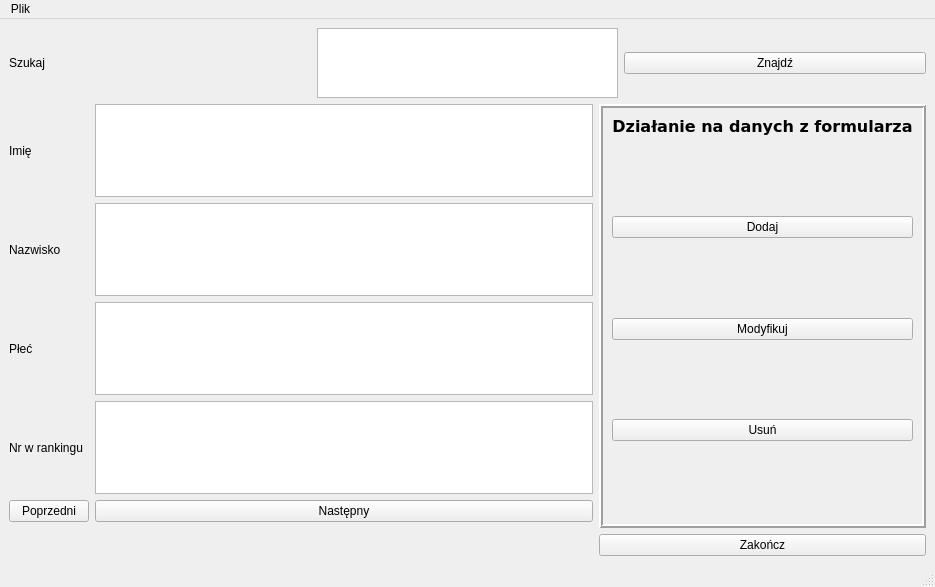
Qt form src/ui/windowPlayers.ui (messer440/obslugaTurnieji) before a commit.
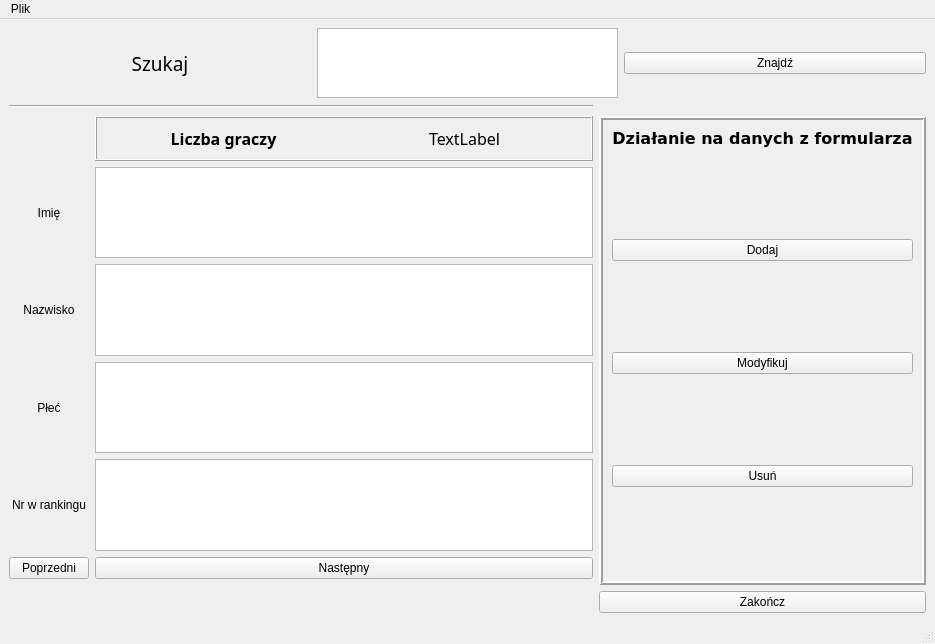
The same form after that commit.

Diff of the .ui file:
```diff
--- a/src/ui/windowPlayers.ui
+++ b/src/ui/windowPlayers.ui
@@ -7,7 +7,7 @@
     <x>0</x>
     <y>0</y>
     <width>935</width>
-    <height>587</height>
+    <height>644</height>
    </rect>
   </property>
   <property name="windowTitle">
@@ -15,13 +15,32 @@
   </property>
   <widget class="QWidget" name="centralwidget">
    <layout class="QGridLayout" name="gridLayout_2">
+    <item row="6" column="1">
+     <widget class="QPushButton" name="buttonZakoncz">
+      <property name="text">
+       <string>Zakończ</string>
+      </property>
+     </widget>
+    </item>
     <item row="0" column="0" colspan="2">
      <layout class="QHBoxLayout" name="horizontalLayout_3">
+      <property name="sizeConstraint">
+       <enum>QLayout::SetMaximumSize</enum>
+      </property>
       <item>
        <widget class="QLabel" name="label">
+        <property name="font">
+         <font>
+          <family>Droid Sans Mono</family>
+          <pointsize>14</pointsize>
+         </font>
+        </property>
         <property name="text">
          <string>Szukaj</string>
         </property>
+        <property name="alignment">
+         <set>Qt::AlignCenter</set>
+        </property>
        </widget>
       </item>
       <item>
@@ -43,81 +62,143 @@
       </item>
      </layout>
     </item>
-    <item row="1" column="0" rowspan="2">
+    <item row="3" column="0" rowspan="2">
      <layout class="QGridLayout" name="gridLayout">
-      <item row="4" column="2">
+      <item row="3" column="2">
        <widget class="QTextBrowser" name="inputPlec">
         <property name="readOnly">
          <bool>false</bool>
         </property>
        </widget>
       </item>
-      <item row="4" column="0">
+      <item row="3" column="0">
        <widget class="QLabel" name="plec">
         <property name="text">
          <string>Płeć</string>
         </property>
+        <property name="alignment">
+         <set>Qt::AlignCenter</set>
+        </property>
        </widget>
       </item>
-      <item row="2" column="2">
+      <item row="1" column="2">
        <widget class="QTextBrowser" name="inputImie">
         <property name="readOnly">
          <bool>false</bool>
         </property>
        </widget>
       </item>
-      <item row="6" column="2">
+      <item row="5" column="2">
        <widget class="QPushButton" name="buttonNext">
         <property name="text">
          <string>Następny</string>
         </property>
        </widget>
       </item>
-      <item row="3" column="2">
+      <item row="2" column="2">
        <widget class="QTextBrowser" name="inputNazw">
         <property name="readOnly">
          <bool>false</bool>
         </property>
        </widget>
       </item>
-      <item row="5" column="0">
+      <item row="4" column="0">
        <widget class="QLabel" name="rank">
         <property name="text">
          <string>Nr w rankingu</string>
         </property>
+        <property name="alignment">
+         <set>Qt::AlignCenter</set>
+        </property>
        </widget>
       </item>
-      <item row="5" column="2">
+      <item row="4" column="2">
        <widget class="QTextBrowser" name="inputRank">
         <property name="readOnly">
          <bool>false</bool>
         </property>
        </widget>
       </item>
-      <item row="3" column="0">
+      <item row="2" column="0">
        <widget class="QLabel" name="nazwisko">
         <property name="text">
          <string>Nazwisko</string>
         </property>
+        <property name="alignment">
+         <set>Qt::AlignCenter</set>
+        </property>
        </widget>
       </item>
-      <item row="6" column="0">
+      <item row="5" column="0">
        <widget class="QPushButton" name="buttonPrev">
         <property name="text">
          <string>Poprzedni</string>
         </property>
        </widget>
       </item>
-      <item row="2" column="0">
+      <item row="1" column="0">
        <widget class="QLabel" name="imie">
         <property name="text">
          <string>Imię</string>
         </property>
+        <property name="alignment">
+         <set>Qt::AlignCenter</set>
+        </property>
+       </widget>
+      </item>
+      <item row="0" column="2">
+       <widget class="QFrame" name="frame_2">
+        <property name="frameShape">
+         <enum>QFrame::Box</enum>
+        </property>
+        <property name="frameShadow">
+         <enum>QFrame::Raised</enum>
+        </property>
+        <layout class="QHBoxLayout" name="horizontalLayout_2">
+         <item>
+          <layout class="QHBoxLayout" name="horizontalLayout">
+           <item>
+            <widget class="QLabel" name="liczbaGraczy">
+             <property name="font">
+              <font>
+               <family>Zero Threes</family>
+               <pointsize>12</pointsize>
+               <weight>75</weight>
+               <bold>true</bold>
+              </font>
+             </property>
+             <property name="text">
+              <string>Liczba graczy</string>
+             </property>
+             <property name="alignment">
+              <set>Qt::AlignCenter</set>
+             </property>
+            </widget>
+           </item>
+           <item alignment="Qt::AlignHCenter">
+            <widget class="QLabel" name="liczbaGraczyVal">
+             <property name="font">
+              <font>
+               <family>Zero Threes</family>
+               <pointsize>12</pointsize>
+              </font>
+             </property>
+             <property name="text">
+              <string>TextLabel</string>
+             </property>
+             <property name="alignment">
+              <set>Qt::AlignCenter</set>
+             </property>
+            </widget>
+           </item>
+          </layout>
+         </item>
+        </layout>
        </widget>
       </item>
      </layout>
     </item>
-    <item row="1" column="1" rowspan="3">
+    <item row="3" column="1" rowspan="3">
      <widget class="QFrame" name="frame">
       <property name="frameShape">
        <enum>QFrame::Box</enum>
@@ -227,10 +308,10 @@
       </layout>
      </widget>
     </item>
-    <item row="4" column="1">
-     <widget class="QPushButton" name="buttonZakoncz">
-      <property name="text">
-       <string>Zakończ</string>
+    <item row="1" column="0" rowspan="2">
+     <widget class="Line" name="line">
+      <property name="orientation">
+       <enum>Qt::Horizontal</enum>
       </property>
      </widget>
     </item>
```
Left out of the diff: 2 changed lines with no effect on the pictures.
